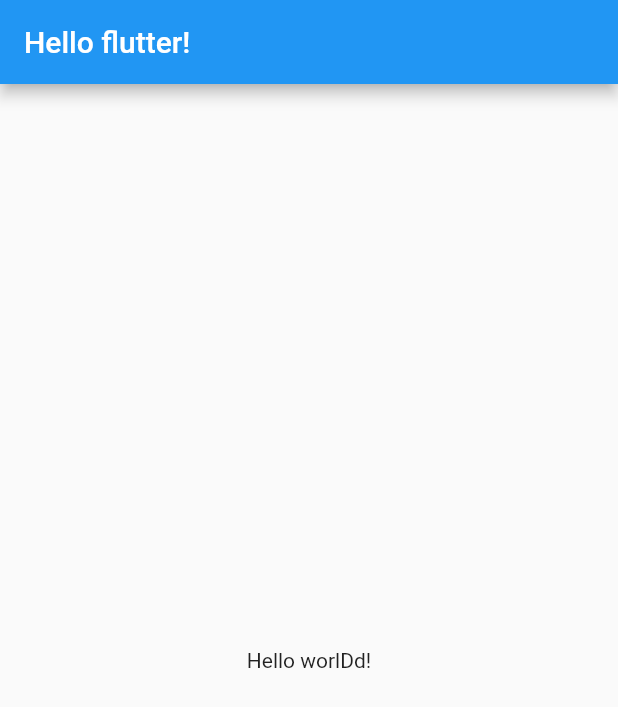
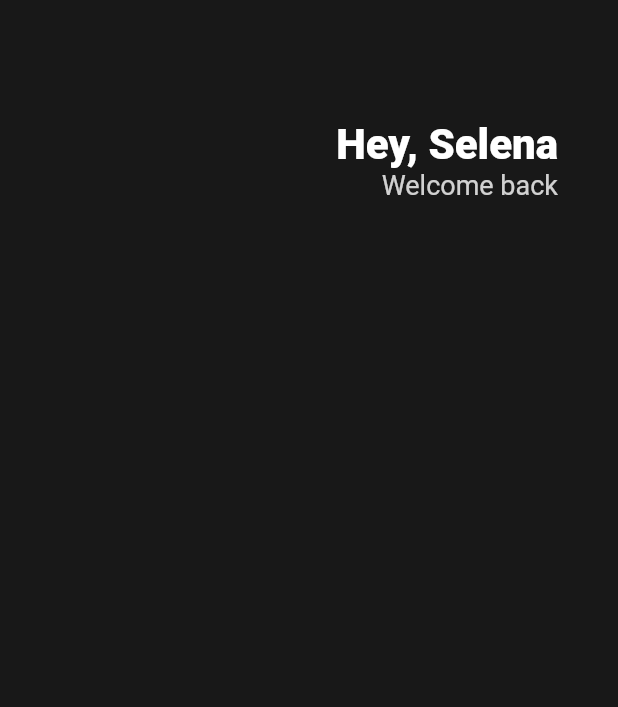
Before and after one commit to IOTspecailist/toonflix7, a Flutter app: the screen it shows after launch, on a phone screen of 412 x 824 dp. Shown: the top 707 px of the screen. Run offline on Flutter 3.47's test engine with Material 2 defaults, Android fonts, the phone set to English and light mode, and no system bars.

Commit message:
nomad diff

```diff
--- a/lib/main.dart
+++ b/lib/main.dart
@@ -9,17 +9,45 @@ class App extends StatelessWidget {
   Widget build(BuildContext context) {
     return MaterialApp(
       home: Scaffold(
-        //Scaffold는 위젯
-        appBar: AppBar(
-          // AppBar도 위젯
-          title: Text('Hello flutter!'), //Text도 위젯
-        ),
-        body: Center(
-          // Center도 위젯
-          child: Text('Hello worlDd!'),
+        backgroundColor: Color(0xFF181818),
+        body: Padding(
+          padding: EdgeInsets.symmetric(
+            horizontal: 40,
+          ),
+          child: Column(
+            children: [
+              SizedBox(
+                height: 80,
+              ),
+              Row(
+                mainAxisAlignment: MainAxisAlignment.end,
+                children: [
+                  Column(
+                    crossAxisAlignment: CrossAxisAlignment.end,
+                    children: [
+                      Text(
+                        'Hey, Selena',
+                        style: TextStyle(
+                          color: Colors.white,
+                          fontSize: 28,
+                          fontWeight: FontWeight.w800,
+                        ),
+                      ),
+                      Text(
+                        'Welcome back',
+                        style: TextStyle(
+                          color: Color.fromRGBO(255, 255, 255, 0.8),
+                          fontSize: 18,
+                        ),
+                      ),
+                    ],
+                  )
+                ],
+              )
+            ],
+          ),
         ),
       ),
     );
   }
 }
-// 컨트롤 눌러서 들어가보면 다 위젯 상속받고 있는 class 안에 선언된 변수들이다
```
